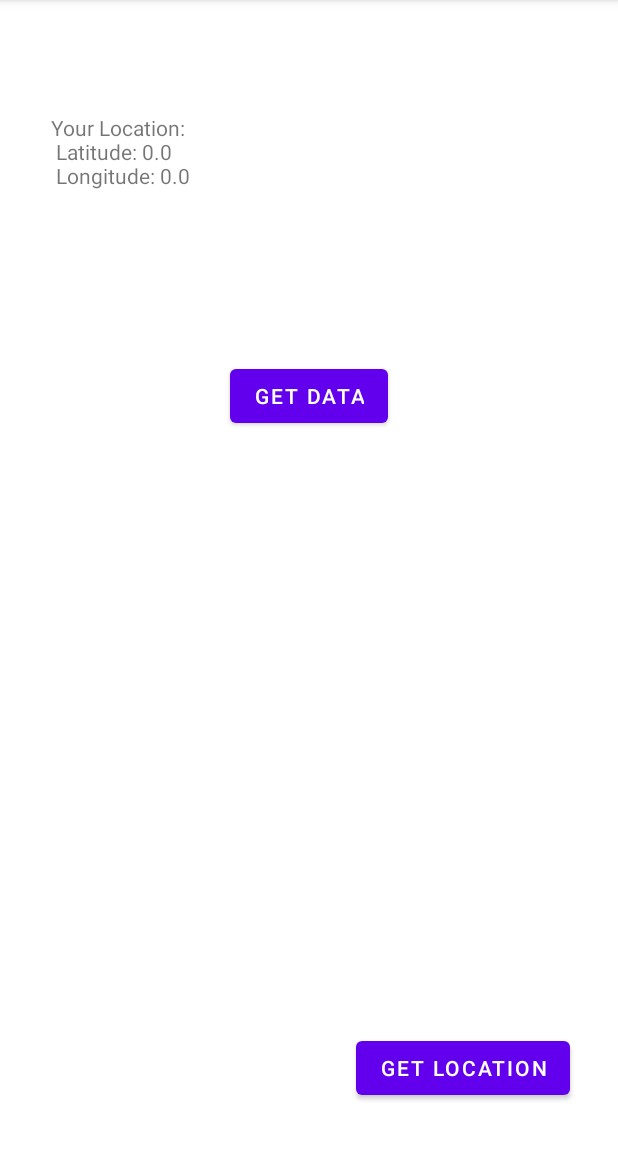
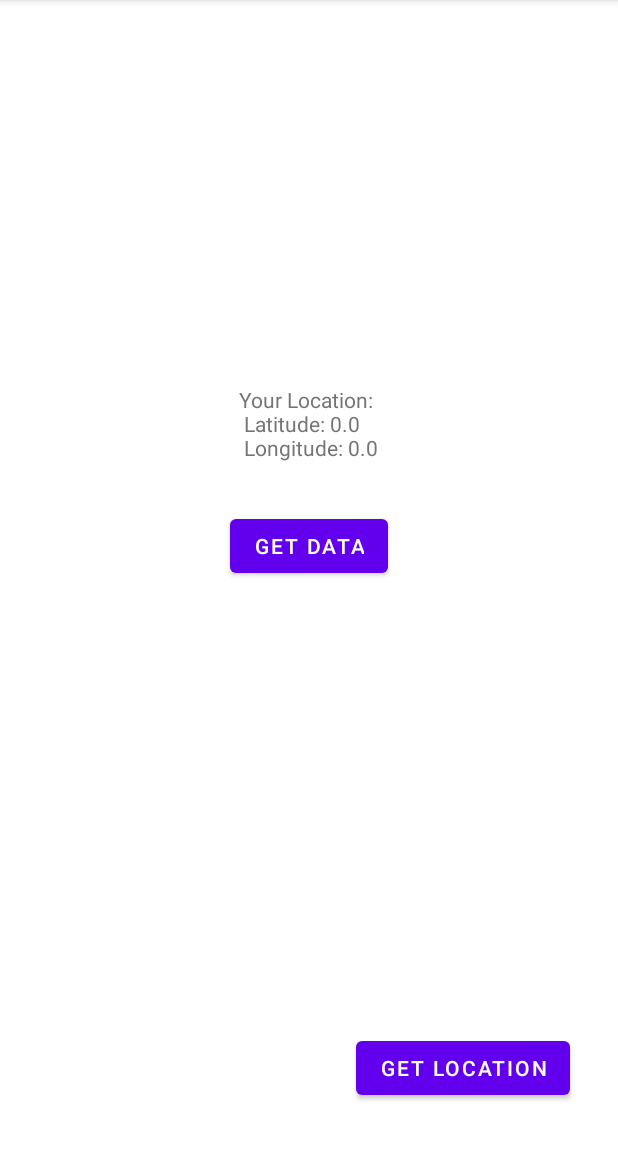
Before and after one commit to sarbesh/my-utility-app, an Android app: the screen it shows after launch (LocationActivity), after a tap on "GET LOCATION", on a phone screen of 412 x 824 dp, the part 84-1236 px from its top. Run offline under Robolectric (Android 15) with nearby library versions, the phone set to English and light mode, and no system bars.

Commit message:
fix 12 to 24

```diff
--- a/app/src/main/java/com/sarbesh/alarmgps/service/LocationService.java
+++ b/app/src/main/java/com/sarbesh/alarmgps/service/LocationService.java
@@ -54,10 +54,12 @@ public class LocationService extends Service implements LocationListener {
             } else {
                 this.canGetLocation = true;
                 if (isGpsEnabled) {
+                    showToast("Using GPS");
                     Log.d("Location", "Getting location from GPS");
                     setLatLong(LocationManager.GPS_PROVIDER);
                 }
                 if (isNetworkEnabled) {
+                    showToast("GPS not enabled, using Network");
                     Log.d("Location", "Getting location from NETWORK");
                     setLatLong(LocationManager.NETWORK_PROVIDER);
                 }
@@ -221,4 +223,9 @@ public class LocationService extends Service implements LocationListener {
     public IBinder onBind(Intent intent) {
         return null;
     }
+
+
+    private void showToast(String message){
+        Toast.makeText(mContext, message, Toast.LENGTH_SHORT).show();
+    }
 }
--- a/app/src/main/res/layout/activity_location.xml
+++ b/app/src/main/res/layout/activity_location.xml
@@ -18,24 +18,26 @@
 
     <TextView
         android:id="@+id/showLocation"
-        android:layout_width="344dp"
-        android:layout_height="90dp"
+        android:layout_width="wrap_content"
+        android:layout_height="wrap_content"
         android:layout_marginStart="32dp"
         android:layout_marginTop="32dp"
         android:layout_marginEnd="32dp"
         android:layout_marginBottom="32dp"
         android:hint="@string/location_coordinates"
+        android:textColor="#757575"
         app:layout_constraintBottom_toTopOf="@+id/load_data"
         app:layout_constraintEnd_toEndOf="parent"
         app:layout_constraintStart_toStartOf="parent"
-        app:layout_constraintTop_toTopOf="parent" />
+        app:layout_constraintTop_toTopOf="parent"
+        app:layout_constraintVertical_bias="1.0" />
 
     <Button
         android:id="@+id/load_data"
         android:layout_width="wrap_content"
         android:layout_height="wrap_content"
-        android:layout_marginBottom="400dp"
-        android:text="Get Data"
+        android:layout_marginBottom="300dp"
+        android:text="@string/get_data"
         app:layout_constraintBottom_toTopOf="@+id/getLocation"
         app:layout_constraintEnd_toEndOf="parent"
         app:layout_constraintStart_toStartOf="parent" />
--- a/app/src/main/res/values/strings.xml
+++ b/app/src/main/res/values/strings.xml
@@ -22,4 +22,5 @@
     <string name="astronomical_begin">Astronomical Begin :</string>
     <string name="astronomical_end">Astronomical End :</string>
     <string name="textview">TextView</string>
+    <string name="get_data">Get Data</string>
 </resources>
```
Also changed, not shown: app/src/main/java/com/sarbesh/alarmgps/SunRaiseSetActivity.java (+11 -13 lines).
